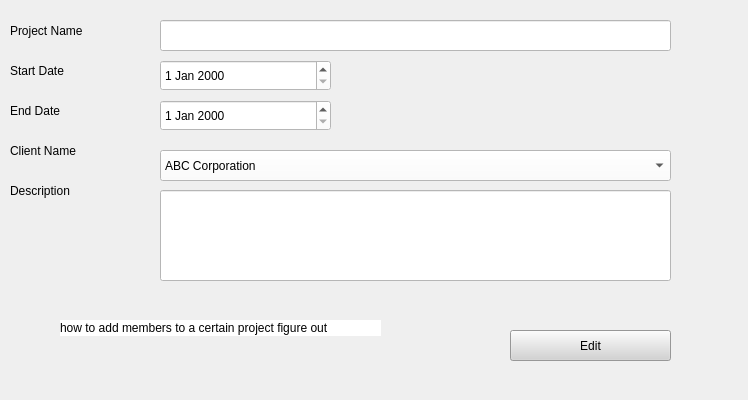
Old version of the form editproject.ui in the repository huzaifa112003/Project-Management-Systems.
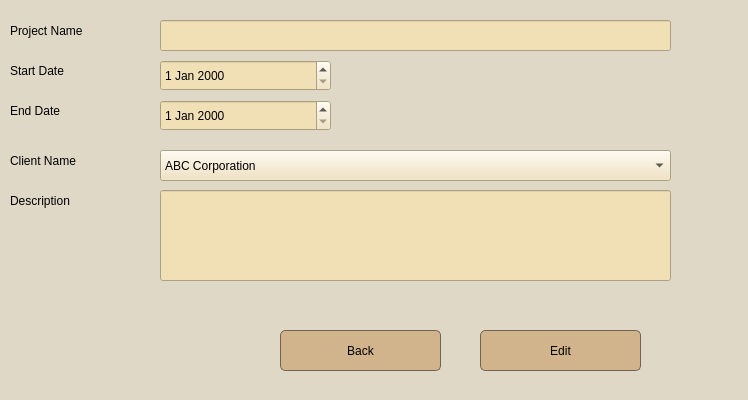
New version of the form.

Commit message: Final changes pushed working project with complete code, all UI file and readme file

What changed in the file:
```diff
--- a/editproject.ui
+++ b/editproject.ui
@@ -13,6 +13,9 @@
   <property name="windowTitle">
    <string>Form</string>
   </property>
+  <property name="styleSheet">
+   <string notr="true">background-color: #e0d8c7;</string>
+  </property>
   <widget class="QComboBox" name="comboBox">
    <property name="geometry">
     <rect>
@@ -23,7 +26,7 @@
     </rect>
    </property>
    <property name="styleSheet">
-    <string notr="true">background: white;</string>
+    <string notr="true">background: #F1E0B6;</string>
    </property>
    <item>
     <property name="text">
@@ -51,7 +54,7 @@
     </rect>
    </property>
    <property name="styleSheet">
-    <string notr="true">background: white;</string>
+    <string notr="true">background: #F1E0B6;</string>
    </property>
    <property name="text">
     <string/>
@@ -67,23 +70,7 @@
     </rect>
    </property>
    <property name="styleSheet">
-    <string notr="true">background: white;</string>
-   </property>
-  </widget>
-  <widget class="QLabel" name="label_2">
-   <property name="geometry">
-    <rect>
-     <x>60</x>
-     <y>320</y>
-     <width>321</width>
-     <height>16</height>
-    </rect>
-   </property>
-   <property name="styleSheet">
-    <string notr="true">background: white;</string>
-   </property>
-   <property name="text">
-    <string>how to add members to a certain project figure out </string>
+    <string notr="true">background: #F1E0B6;</string>
    </property>
   </widget>
   <widget class="QLabel" name="label">
@@ -91,7 +78,7 @@
     <rect>
      <x>10</x>
      <y>10</y>
-     <width>141</width>
+     <width>91</width>
      <height>41</height>
     </rect>
    </property>
@@ -129,7 +116,7 @@
     </rect>
    </property>
    <property name="styleSheet">
-    <string notr="true">background: white;</string>
+    <string notr="true">background: #F1E0B6;</string>
    </property>
   </widget>
   <widget class="QDateEdit" name="dateEdit_3">
@@ -142,7 +129,7 @@
     </rect>
    </property>
    <property name="styleSheet">
-    <string notr="true">background: white;</string>
+    <string notr="true">background: #F1E0B6;</string>
    </property>
   </widget>
   <widget class="QLabel" name="label_4">
@@ -165,7 +152,7 @@
    <property name="geometry">
     <rect>
      <x>10</x>
-     <y>130</y>
+     <y>140</y>
      <width>121</width>
      <height>41</height>
     </rect>
@@ -180,15 +167,29 @@
   <widget class="QPushButton" name="pushButton">
    <property name="geometry">
     <rect>
-     <x>510</x>
+     <x>480</x>
      <y>330</y>
      <width>161</width>
-     <height>31</height>
+     <height>41</height>
     </rect>
    </property>
    <property name="styleSheet">
-    <string notr="true">font: 10pt  &quot;Yu Gothic UI Semibold&quot;;
-background: lightgrey;</string>
+    <string notr="true">#pushButton{
+    background-color: #D2B48C; 
+    color: #00000; 
+    padding: 10px 20px; 
+    border: 1px solid #736357; 
+    border-radius: 5px; 
+}
+
+#pushButton:hover {
+    background-color: #F1E0B6; 
+}
+
+#pushButton:pressed {
+    background-color: #1f618d; 
+}
+</string>
    </property>
    <property name="text">
     <string>Edit</string>
@@ -198,7 +199,7 @@
    <property name="geometry">
     <rect>
      <x>10</x>
-     <y>170</y>
+     <y>180</y>
      <width>121</width>
      <height>41</height>
     </rect>
@@ -210,6 +211,37 @@
     <string>Description</string>
    </property>
   </widget>
+  <widget class="QPushButton" name="pushButton_2">
+   <property name="geometry">
+    <rect>
+     <x>280</x>
+     <y>330</y>
+     <width>161</width>
+     <height>41</height>
+    </rect>
+   </property>
+   <property name="styleSheet">
+    <string notr="true">#pushButton_2{
+    background-color: #D2B48C; /* Blue background color for the button */
+    color: #00000; /* White text color */
+    padding: 10px 20px; /* Add padding to the button */
+    border: 1px solid #736357; /* Border color */
+    border-radius: 5px; /* Slightly rounded corners */
+}
+
+#pushButton_2:hover {
+    background-color: #F1E0B6; /* Darker blue on hover */
+}
+
+#pushButton_2:pressed {
+    background-color: #1f618d; /* Even darker blue when pressed */
+}
+</string>
+   </property>
+   <property name="text">
+    <string>Back</string>
+   </property>
+  </widget>
  </widget>
  <resources/>
  <connections/>
```
Left out of the diff: 14 changed lines with no effect on the pictures. The commit also changes 20 other files.
